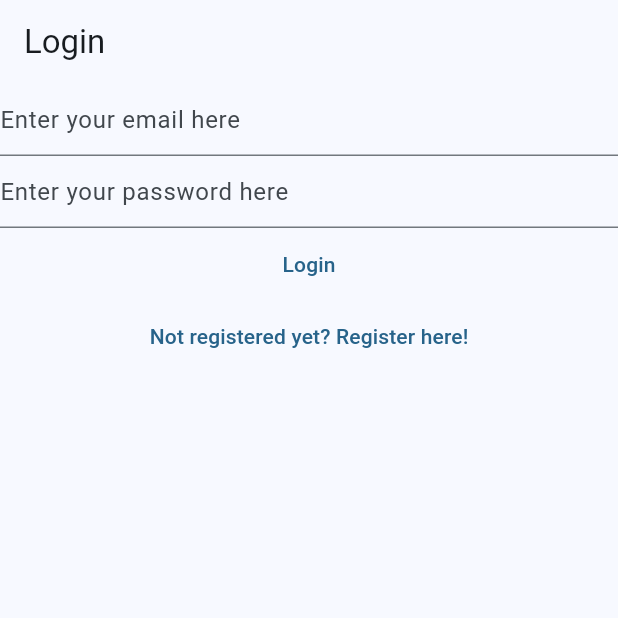
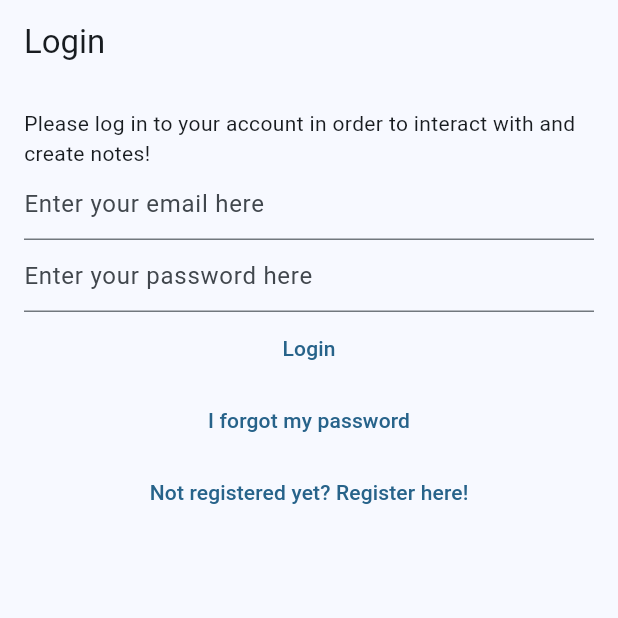
Before and after one commit to julianvent/flutter-notes, a Flutter app: the screen it shows after launch, on a phone screen of 412 x 824 dp, the top half of it. Run offline on Flutter 3.47's test engine with Material 3 defaults, Android fonts, the light colour scheme and no system bars; our stand-ins replace cloud_firestore, equatable, firebase_auth, firebase_core, flutter_bloc, share_plus; accounts and stored records are empty.

Commit message:
step-26-27

```diff
--- /dev/null
+++ b/lib/helpers/loading/loading_screen_controller.dart
@@ -0,0 +1,12 @@
+import 'package:flutter/foundation.dart' show immutable;
+
+typedef CloseLoadingScreen = bool Function();
+typedef UpdateLoadingScreen = bool Function(String text);
+
+@immutable
+class LoadingScreenController {
+  final CloseLoadingScreen close;
+  final UpdateLoadingScreen update;
+
+  const LoadingScreenController({required this.close, required this.update});
+}
--- a/lib/main.dart
+++ b/lib/main.dart
@@ -2,10 +2,12 @@
 import 'package:flutter_bloc/flutter_bloc.dart';
 
 import 'package:flutterino/constants/routes.dart';
+import 'package:flutterino/helpers/loading/loading_screen.dart';
 import 'package:flutterino/services/auth/bloc/auth_bloc.dart';
 import 'package:flutterino/services/auth/bloc/auth_event.dart';
 import 'package:flutterino/services/auth/bloc/auth_state.dart';
 import 'package:flutterino/services/auth/firebase_auth_provider.dart';
+import 'package:flutterino/views/forgot_password_view.dart';
 import 'package:flutterino/views/login_view.dart';
 import 'package:flutterino/views/notes/create_update_note_view.dart';
 import 'package:flutterino/views/notes/notes_view.dart';
@@ -38,7 +40,17 @@
   @override
   Widget build(BuildContext context) {
     context.read<AuthBloc>().add(const AuthEventInitialize());
-    return BlocBuilder<AuthBloc, AuthState>(
+    return BlocConsumer<AuthBloc, AuthState>(
+      listener: (context, state) {
+        if (state.isLoading) {
+          LoadingScreen().show(
+            context: context,
+            text: state.loadingText ?? 'Please wait a moment',
+          );
+        } else {
+          LoadingScreen().hide();
+        }
+      },
       builder: (context, state) {
         if (state is AuthStateLoggedIn) {
           return const NotesView();
@@ -46,10 +58,11 @@
           return const VerifyEmailView();
         } else if (state is AuthStateLoggedOut) {
           return const LoginView();
+        } else if (state is AuthStateForgotPassword) {
+          return const ForgotPasswordView();
         } else if (state is AuthStateRegistering) {
           return const RegisterView();
-        }
-        else {
+        } else {
           return const Scaffold(body: CircularProgressIndicator());
         }
       },
--- a/lib/services/auth/auth_exceptions.dart
+++ b/lib/services/auth/auth_exceptions.dart
@@ -24,3 +24,5 @@
 class UserNotLoggedInAuthException implements Exception {
 
 }
+
+class UserNotFoundException implements Exception {}
--- a/lib/services/auth/auth_provider.dart
+++ b/lib/services/auth/auth_provider.dart
@@ -11,4 +11,6 @@
   Future<void> logOut();
 
   Future<void> sendEmailVerification();
+
+  Future<void> sendPasswordReset({required String toEmail});
 }
--- a/lib/services/auth/auth_service.dart
+++ b/lib/services/auth/auth_service.dart
@@ -32,4 +32,8 @@
   Future<void> initialize() async {
     await provider.initialize();
   }
+
+  @override
+  Future<void> sendPasswordReset({required String toEmail}) =>
+      provider.sendPasswordReset(toEmail: toEmail);
 }
--- a/lib/services/auth/bloc/auth_event.dart
+++ b/lib/services/auth/bloc/auth_event.dart
@@ -33,3 +33,8 @@
 class AuthEventShouldRegister extends AuthEvent {
   const AuthEventShouldRegister();
 }
+
+class AuthEventForgotPassword extends AuthEvent {
+  final String? email;
+  const AuthEventForgotPassword({this.email});
+}
--- a/lib/services/auth/bloc/auth_state.dart
+++ b/lib/services/auth/bloc/auth_state.dart
@@ -4,31 +4,54 @@
 
 @immutable
 abstract class AuthState {
-  const AuthState();
+  final bool isLoading;
+  final String? loadingText;
+  const AuthState({
+    required this.isLoading,
+    this.loadingText = 'Please wait a moment.',
+  });
 }
 
 class AuthStateUninitialized extends AuthState {
-  const AuthStateUninitialized();
+  const AuthStateUninitialized({required super.isLoading});
 }
 
 class AuthStateRegistering extends AuthState {
   final Exception? exception;
-  const AuthStateRegistering(this.exception);
+  const AuthStateRegistering({
+    required this.exception,
+    required super.isLoading,
+  });
+}
+
+class AuthStateForgotPassword extends AuthState {
+  final Exception? exception;
+  final bool hasSentEmail;
+  const AuthStateForgotPassword({
+    required this.exception,
+    required this.hasSentEmail,
+    required super.isLoading,
+  });
+
+
 }
 
 class AuthStateLoggedIn extends AuthState {
   final AuthUser user;
-  const AuthStateLoggedIn(this.user);
+  const AuthStateLoggedIn({required this.user, required super.isLoading});
 }
 
 class AuthStateNeedsVerification extends AuthState {
-  const AuthStateNeedsVerification();
+  const AuthStateNeedsVerification({required super.isLoading});
 }
 
 class AuthStateLoggedOut extends AuthState with EquatableMixin {
   final Exception? exception;
-  final bool isLoading;
-  const AuthStateLoggedOut({required this.exception, required this.isLoading});
+  const AuthStateLoggedOut({
+    required this.exception,
+    required super.isLoading,
+    super.loadingText,
+  });
 
   @override
   List<Object?> get props => [exception, isLoading];
--- /dev/null
+++ b/lib/utilities/dialogs/password_reset_email_sent_dialog.dart
@@ -0,0 +1,12 @@
+import 'package:flutter/material.dart';
+import 'package:flutterino/utilities/dialogs/generic_dialog.dart';
+
+Future<void> showPasswordResetSentDialog(BuildContext context) {
+  return showGenericDialog<void>(
+    context: context,
+    title: 'Password Reset',
+    content:
+        'We have now sent you a password reset link. Please check your email for more information.',
+    optionsBuilder: () => {'OK': null},
+  );
+}
--- a/lib/views/login_view.dart
+++ b/lib/views/login_view.dart
@@ -1,7 +1,5 @@
 import 'package:flutter/material.dart';
 import 'package:flutter_bloc/flutter_bloc.dart';
-
-import 'package:flutterino/constants/routes.dart';
 import 'package:flutterino/services/auth/auth_exceptions.dart';
 import 'package:flutterino/services/auth/bloc/auth_bloc.dart';
 import 'package:flutterino/services/auth/bloc/auth_event.dart';
@@ -19,7 +17,6 @@
 class _LoginViewState extends State<LoginView> {
   late final TextEditingController _email;
   late final TextEditingController _password;
-  CloseDialog? _closeDialogHandler;
 
   @override
   void initState() {
@@ -37,25 +34,11 @@
 
   @override
   Widget build(BuildContext context) {
-    // var style = TextStyle(color: Theme.of(context).colorScheme.onPrimary);
-
     return BlocListener<AuthBloc, AuthState>(
       listener: (context, state) async {
         if (state is AuthStateLoggedOut) {
-          final closeDialog = _closeDialogHandler;
-
-          if (!state.isLoading && closeDialog != null) {
-            closeDialog();
-            _closeDialogHandler = null;
-          } else if (state.isLoading && closeDialog == null) {
-            _closeDialogHandler = showLoadingDialog(
-              context: context,
-              text: 'Loading...',
-            );
-          }
-
           if (state.exception is InvalidCredentialException) {
-            await showErrorDialog(context, 'Invalid credentials');
+            await showErrorDialog(context, 'Wrong credentials');
           } else if (state.exception is GenericAuthException) {
             await showErrorDialog(context, 'Authentication error');
           }
@@ -63,8 +46,13 @@
       },
       child: Scaffold(
         appBar: AppBar(title: const Text('Login')),
-        body: Column(
+        body: Padding(
+          padding: const EdgeInsets.all(16.0),
+          child: Column(
             children: [
+              const Text(
+                'Please log in to your account in order to interact with and create notes!',
+              ),
               TextFormField(
                 controller: _email,
                 keyboardType: TextInputType.emailAddress,
@@ -75,7 +63,9 @@
                 obscureText: true,
                 enableSuggestions: false,
                 autocorrect: false,
-              decoration: InputDecoration(hintText: 'Enter your password here'),
+                decoration: InputDecoration(
+                  hintText: 'Enter your password here',
+                ),
               ),
               TextButton(
                 onPressed: () async {
@@ -88,6 +78,12 @@
               ),
               TextButton(
                 onPressed: () {
+                  context.read<AuthBloc>().add(const AuthEventForgotPassword());
+                },
+                child: const Text('I forgot my password'),
+              ),
+              TextButton(
+                onPressed: () {
                   context.read<AuthBloc>().add(const AuthEventShouldRegister());
                 },
                 child: const Text('Not registered yet? Register here!'),
@@ -95,6 +91,7 @@
             ],
           ),
         ),
+      ),
     );
   }
 }
--- a/lib/views/verify_email_view.dart
+++ b/lib/views/verify_email_view.dart
@@ -1,10 +1,7 @@
 import 'package:flutter/material.dart';
 import 'package:flutter_bloc/flutter_bloc.dart';
-import 'package:flutterino/constants/routes.dart';
-import 'package:flutterino/services/auth/auth_service.dart';
 import 'package:flutterino/services/auth/bloc/auth_bloc.dart';
 import 'package:flutterino/services/auth/bloc/auth_event.dart';
-import 'package:flutterino/services/auth/bloc/auth_state.dart';
 
 class VerifyEmailView extends StatefulWidget {
   const VerifyEmailView({super.key});
```
Also changed, not shown: lib/helpers/loading/loading_screen.dart (added, +99 -0 lines), lib/services/auth/bloc/auth_bloc.dart (+62 -8 lines), lib/services/auth/firebase_auth_provider.dart (+20 -0 lines), lib/views/forgot_password_view.dart (added, +87 -0 lines), lib/views/register_view.dart (+15 -4 lines), 1 other file. Lines whose indentation alone changed are shown as unchanged.
